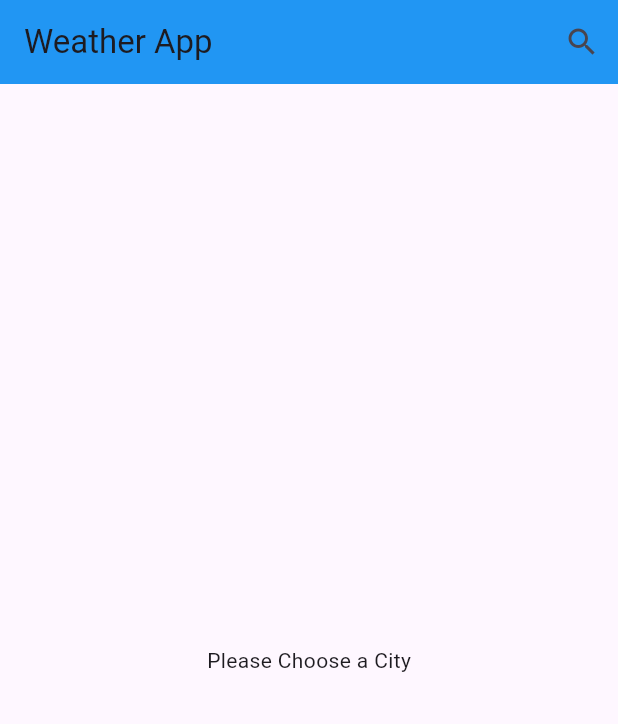
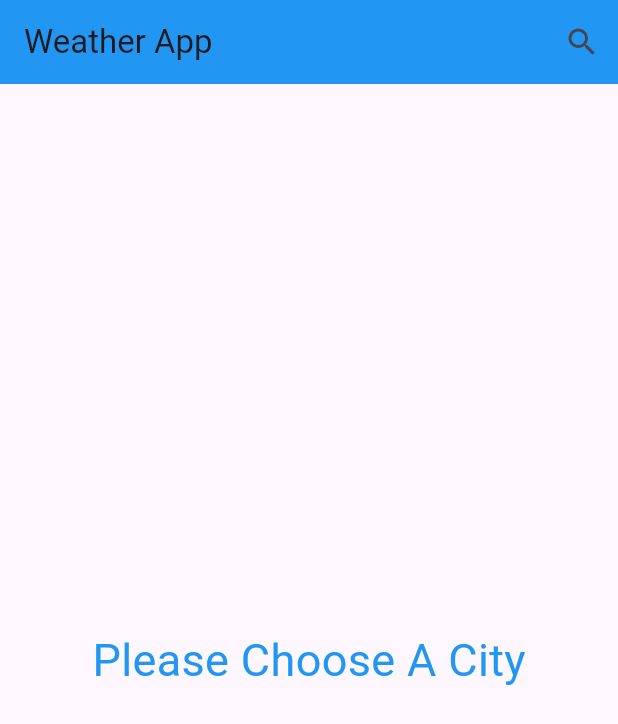
Before and after one commit to suleymansurucu/flutter_weather_project_with_bloc, a Flutter app: the screen it shows after launch, on a phone screen of 412 x 824 dp. Shown: the top 724 px of the screen. Run offline on Flutter 3.47's test engine with Material 3 defaults, Android fonts, the phone set to English and light mode, and no system bars; our stand-ins replace bloc, equatable, flutter_bloc, get_it.

Commit message:
feat: page refresh with bloc.

```diff
--- a/lib/main.dart
+++ b/lib/main.dart
@@ -7,7 +7,10 @@ import 'package:flutter_weather_with_bloc/widgets/weather_app_widget.dart';
 import 'blocs_weather/weather_bloc.dart';
 
 void main() {
+  // Initialize service locator (Dependency Injection)
   setupLocator();
+
+  // Run the app with ThemaBloc as the root provider
   runApp(BlocProvider<ThemaBloc>(
     create: (context) => ThemaBloc(),
     child: MyApp(),
@@ -26,26 +29,24 @@ class MyApp extends StatelessWidget {
           title: 'Weather App',
           debugShowCheckedModeBanner: false,
           theme: ThemeData(
-              appBarTheme:
-                  AppBarTheme(color: (state as ThemaInitial).materialColor),
-              textTheme: TextTheme(
-                  displayMedium:
-                      TextStyle(color: (state as ThemaInitial).materialColor),
-                /*  bodyLarge:
-                TextStyle(color: (state as ThemaInitial).materialColor),
-                bodyMedium:
-                TextStyle(color: (state as ThemaInitial).materialColor),
-               bodySmall:
-                TextStyle(color: (state as ThemaInitial).materialColor),*/
+            appBarTheme: AppBarTheme(
+              color: (state as ThemaInitial).materialColor, // Set AppBar color dynamically
+            ),
+            textTheme: TextTheme(
+              displayMedium: TextStyle(
+                color: (state as ThemaInitial).materialColor, // Set text color dynamically
+              ),
+              /*
+              Uncomment the following lines to apply the same dynamic theme to other text styles:
 
-              ),
+              bodyLarge: TextStyle(color: (state as ThemaInitial).materialColor),
+              bodyMedium: TextStyle(color: (state as ThemaInitial).materialColor),
+              bodySmall: TextStyle(color: (state as ThemaInitial).materialColor),
+              */
+            ),
           ),
-          //   (state as ThemaInitial).,
 
-          /*ThemeData(
-            colorScheme: ColorScheme.fromSeed(seedColor: Colors.deepPurple),
-            useMaterial3: true,
-          ),*/
+          // Provide WeatherBloc to the WeatherApp widget
           home: BlocProvider(
             create: (context) => WeatherBloc(),
             child: WeatherApp(),
--- a/lib/widgets/weather_app_widget.dart
+++ b/lib/widgets/weather_app_widget.dart
@@ -42,7 +42,7 @@ class WeatherApp extends StatelessWidget {
       body: BlocBuilder<WeatherBloc, WeatherState>(
         builder: (context, state) {
           if (state is WeatherInitial) {
-            return const Center(child: Text('Please Choose a City'));
+            return const Center(child: Text('Please Choose A City',style: TextStyle(fontSize: 30, color: Colors.blue),));
           } else if (state is WeatherLoadingState) {
             return const Center(child: CircularProgressIndicator());
           } else if (state is WeatherLoadedState) {
```
Also changed, not shown: lib/blocs_weather/weather_event.dart (+10 -0 lines), lib/blocs_weather/weather_state.dart (+12 -0 lines).
